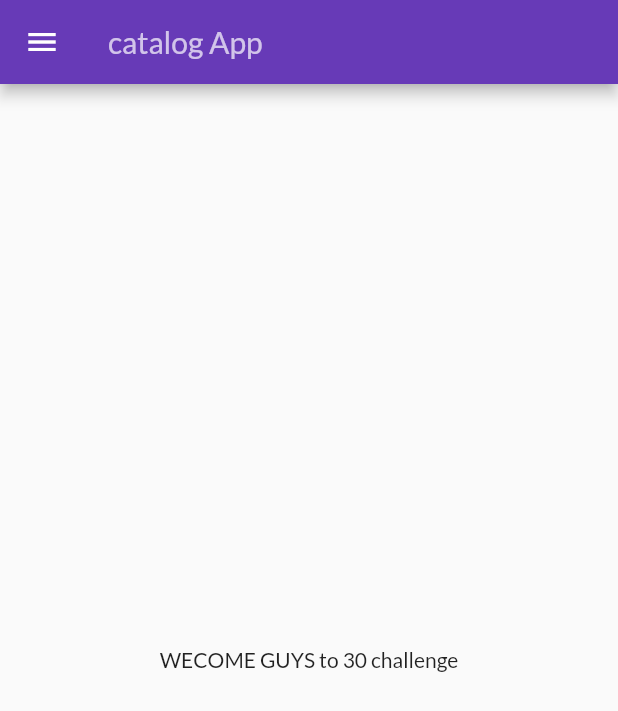
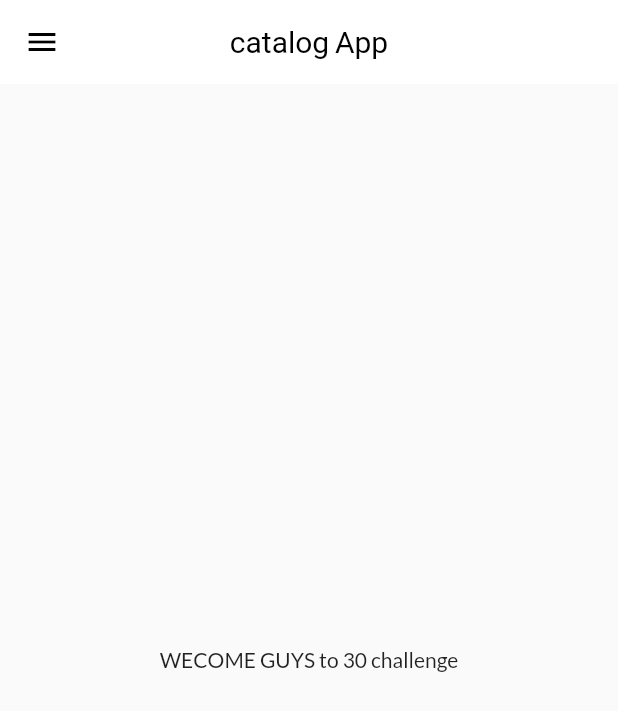
Before and after one commit to anshuman008/30DaysFlutter, a Flutter app: the screen it shows after launch, on a phone screen of 412 x 824 dp. Shown: the top 711 px of the screen. Run offline on Flutter 3.47's test engine with Material 2 defaults, Android fonts, the phone set to English and light mode, and no system bars; our stand-ins replace google_fonts.

Commit message:
theme extracted

```diff
--- a/lib/main.dart
+++ b/lib/main.dart
@@ -1,8 +1,10 @@
 import 'package:catalog_app/pages/login_page.dart';
 import 'package:catalog_app/utils/route.dart';
+import 'package:catalog_app/widgets/theme.dart';
 import 'package:flutter/material.dart';
 import 'pages/home_page.dart';
 import 'package:google_fonts/google_fonts.dart';
+import 'package:catalog_app/widgets/theme.dart';
 
 void main() {
   runApp(MyApp());
@@ -13,14 +15,8 @@ class MyApp extends StatelessWidget {
   Widget build(BuildContext context) {
     return MaterialApp(
       themeMode: ThemeMode.light,
-      theme: ThemeData(
-        primarySwatch: Colors.deepPurple,
-        primaryTextTheme: GoogleFonts.latoTextTheme(),
-        fontFamily: GoogleFonts.lato().fontFamily,
-      ),
-      darkTheme: ThemeData(
-        brightness: Brightness.dark,
-      ),
+      theme: MyTheme.lightTheme(context),
+      darkTheme: MyTheme.darkTheme(context),
       debugShowCheckedModeBanner: false,
       initialRoute: Myroute.homeRoute ,
       routes: {
--- a/lib/pages/home_page.dart
+++ b/lib/pages/home_page.dart
@@ -10,11 +10,9 @@ class HomePage extends StatelessWidget {
   Widget build(BuildContext context) {
     return Scaffold(
       appBar: AppBar(
+        centerTitle: true,
         title: Text('catalog App',
-            style: TextStyle(
-              color: Colors.white70,
-              fontSize: 20,
-            )),
+            style: Theme.of(context).appBarTheme.titleTextStyle),
       ),
       body: Container(
           child: Center(child: Text('WECOME GUYS to $days challenge'))),
--- /dev/null
+++ b/lib/widgets/theme.dart
@@ -0,0 +1,18 @@
+import 'package:flutter/material.dart';
+import 'package:google_fonts/google_fonts.dart';
+
+class MyTheme {
+  static ThemeData lightTheme(BuildContext context) => ThemeData(
+        primarySwatch: Colors.deepPurple,
+        primaryTextTheme: GoogleFonts.latoTextTheme(),
+        appBarTheme: AppBarTheme(
+            color: Colors.white,
+            elevation: 0.0,
+            iconTheme: IconThemeData(color: Colors.black),
+            titleTextStyle: TextStyle(color: Colors.black, fontSize: 20)),
+        fontFamily: GoogleFonts.lato().fontFamily,
+      );
+  static ThemeData darkTheme(BuildContext context) => ThemeData(
+        brightness: Brightness.dark,
+      );
+}
```
